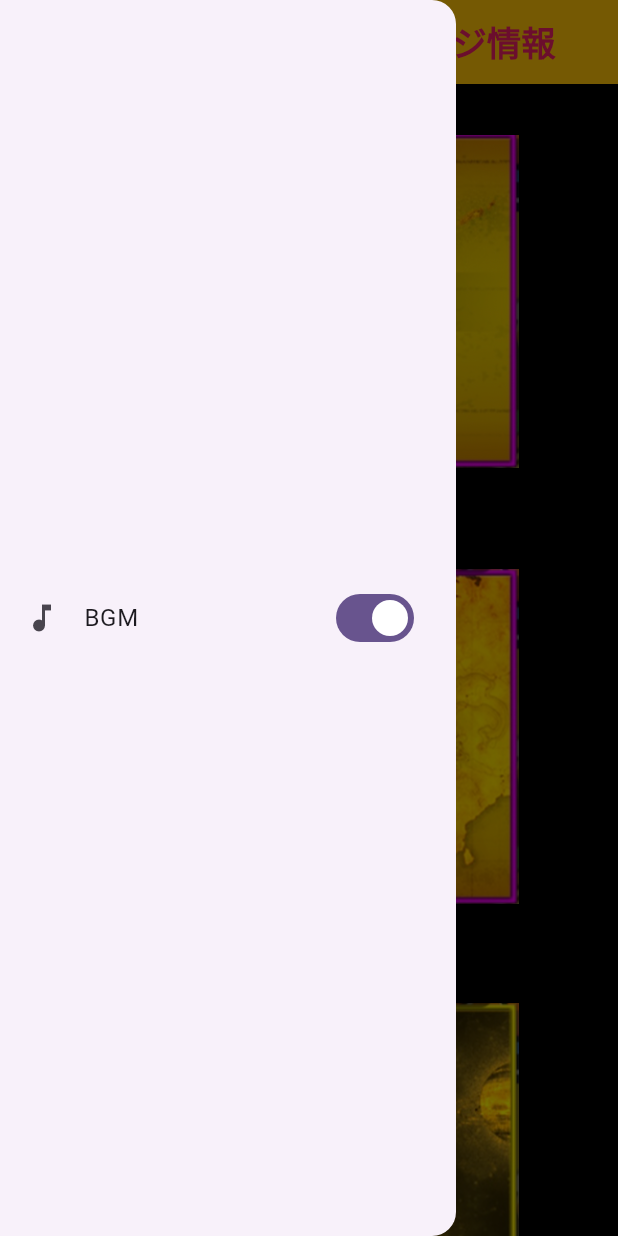
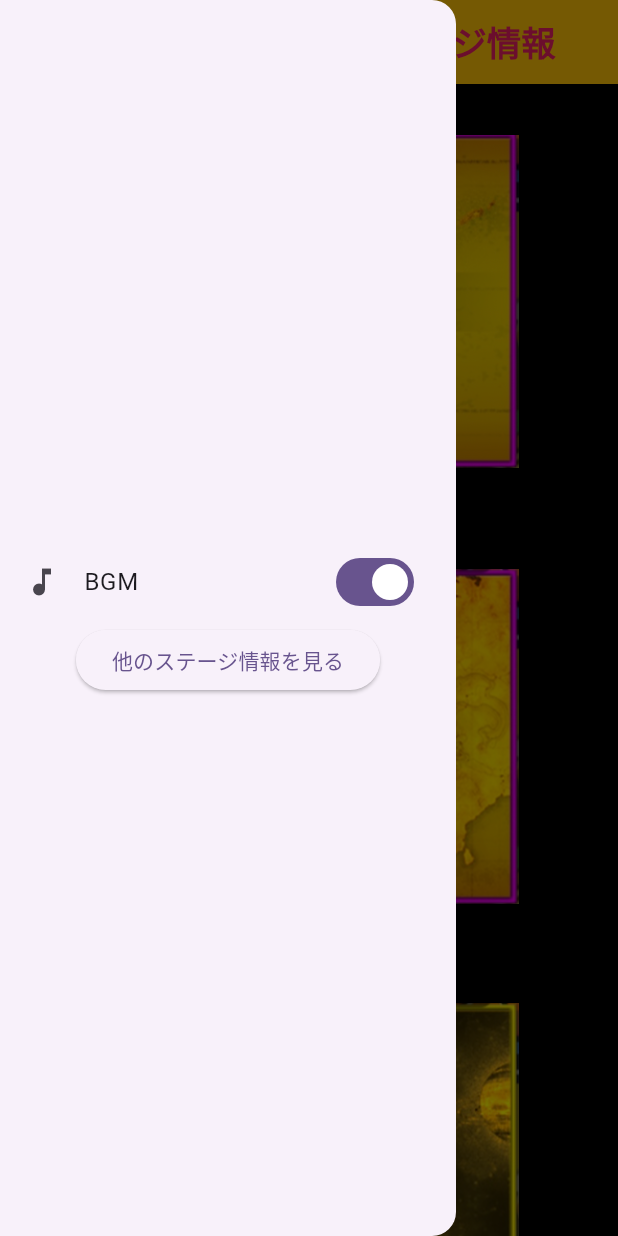
Before and after one commit to Pemosi/Cat-Information-App, a Flutter app: the screen it shows after launch, with the side drawer open, on a phone screen of 412 x 824 dp. Run offline on Flutter 3.47's test engine with Material 3 defaults, Android fonts, the light colour scheme and no system bars; our stand-ins replace audioplayers, firebase_core, youtube_player_flutter; missing offline and left inert: volume_control; accounts and stored records are empty.

Commit message:
色々追加した

```diff
--- a/lib/src/screens/ld/screen transition/new_ld_image.dart
+++ b/lib/src/screens/ld/screen transition/new_ld_image.dart
@@ -319,10 +319,38 @@ class NewLegendImagePage extends StatelessWidget {
       "5漁業組合の反乱": ["042", "477", "558", "574", "584"],
       "6網にかかりしオトシゴ": ["521", "552", "556", "574", "587"]
     },
-    // "デッドヒートランド",
-    // "バラ色の袋小路",
-    // "千年獣の霊峰",
-    // "ムーディストビーチ",
+    "デッドヒートランド": {
+      "1マグマシャフト": ["004", "388", "556", "559"],
+      "2焼ける赤土": ["https://img.game8.jp/7505152/0bd30f312155091c1b30d27944d6e188.jpeg/show", "113", "261", "588"],
+      "3血の池沸騰": ["035", "552", "587"],
+      "4ヘルズクレーター": ["289", "428", "469", "554", "583"],
+      "5火の国ダイナマイト": ["023", "046", "053", "522", "586"],
+      "6たそがれに燃える丘": ["387", "522", "557", "558", "592"]
+    },
+    "バラ色の袋小路": {
+      "1モノ言わぬ舌": ["167", "169", "291", "365", "366"],
+      "2ランプを手にした群衆": ["146", "266", "412", "420", "549"],
+      "3一寸先は炭": ["016", "592"],
+      "4権力者の隠れミノ": ["047", "059", "147", "498"],
+      "5晩鐘の館": ["114", "123", "160", "254", "379", "468", "469", "584"],
+      "6焼肉焼いても街焼くな": ["031", "032", "175", "205", "211", "524"]
+    },
+    "千年獣の霊峰": {
+      "1霧散した記憶の泉": ["176", "292", "547", "552", "554", "584"],
+      "2無秩序な鼓動": ["552", "554", "558", "559"],
+      "3霞む視界の先には": ["046", "https://img.game8.jp/6142496/01c3eec149d80667bfb8fcf36a7d7928.jpeg/show", "424"],
+      "4隣り合う冥土": ["146", "182", "289", "292", "293", "592"],
+      "5銀色清流": ["002", "255", "375", "388", "407", "412", "413", "414"],
+      "6天寿を授ける頂": ["037", "115", "118", "552", "599"]
+    },
+    "ムーディストビーチ": {
+      "1星降るウイスキーグラス": ["360", "361", "362", "418", "444", "513"],
+      "2ボッタクリにむせぶ夜": ["015", "018", "058", "207", "211", "527"],
+      "3急がないで傍にいて〜慕情〜": ["024", "049", "050", "309", "600"],
+      "4涙にぬれた子犬よ": ["002", "015", "469", "527", "554", "608"],
+      "5忍び遭い": ["000", "016", "042", "046", "407", "412"],
+      "6いにしえ深海ブルース": ["210", "607", "608", "609"]
+    }
     // "猫追いしふるさと",
     // "海賊王商店街",
     // "真なる虚実を紡ぐ道",
--- a/pubspec.yaml
+++ b/pubspec.yaml
@@ -31,3 +31,4 @@ flutter:
   assets:
     - assets/
     - assets/stage_images/
+    - assets/stage_images/超獣ステージ/
```
Also changed, not shown: lib/src/screens/Various_stages/stage/asibini_desert.dart (added, +15 -0 lines), lib/src/screens/Various_stages/stage/gianforet_volcano.dart (added, +15 -0 lines), lib/src/screens/Various_stages/stage/jungle.dart (added, +15 -0 lines), lib/src/screens/Various_stages/super_beast_home.dart (added, +85 -0 lines), lib/src/screens/cat_home.dart (+39 -0 lines).
